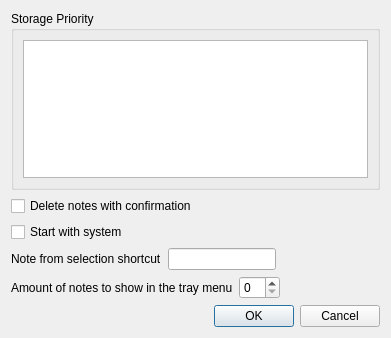
First picture: the form in src/optionsdlg.ui, repository Ri0n/QtNote, before the edit.
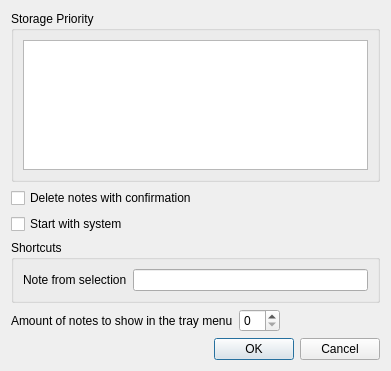
Second picture: the form after the edit. Icons and pictures are not drawn. Custom widgets are drawn as their Qt base class.

Commit message: Finished shortcut manager. closes #8

What changed in the file:
```diff
--- a/src/optionsdlg.ui
+++ b/src/optionsdlg.ui
@@ -7,7 +7,7 @@
     <x>0</x>
     <y>0</y>
     <width>391</width>
-    <height>338</height>
+    <height>371</height>
    </rect>
   </property>
   <property name="windowTitle">
@@ -52,31 +52,23 @@
     </widget>
    </item>
    <item>
-    <layout class="QHBoxLayout" name="horizontalLayout_2">
-     <item>
+    <widget class="QGroupBox" name="groupBox_2">
+     <property name="title">
+      <string>Shortcuts</string>
+     </property>
+     <layout class="QFormLayout" name="formLayout">
+      <item row="0" column="0">
       <widget class="QLabel" name="lblNoteFromSel">
        <property name="text">
-        <string>Note from selection shortcut</string>
+         <string>Note from selection</string>
        </property>
       </widget>
      </item>
-     <item>
+      <item row="0" column="1">
       <widget class="ShortcutEdit" name="leNoteFromSelShortcut"/>
      </item>
-     <item>
-      <spacer name="horizontalSpacer_2">
-       <property name="orientation">
-        <enum>Qt::Horizontal</enum>
-       </property>
-       <property name="sizeHint" stdset="0">
-        <size>
-         <width>40</width>
-         <height>20</height>
-        </size>
-       </property>
-      </spacer>
-     </item>
-    </layout>
+     </layout>
+    </widget>
    </item>
    <item>
     <layout class="QHBoxLayout" name="horizontalLayout">
```
Lines whose indentation alone changed are shown as unchanged. The commit also changes 11 other files.
